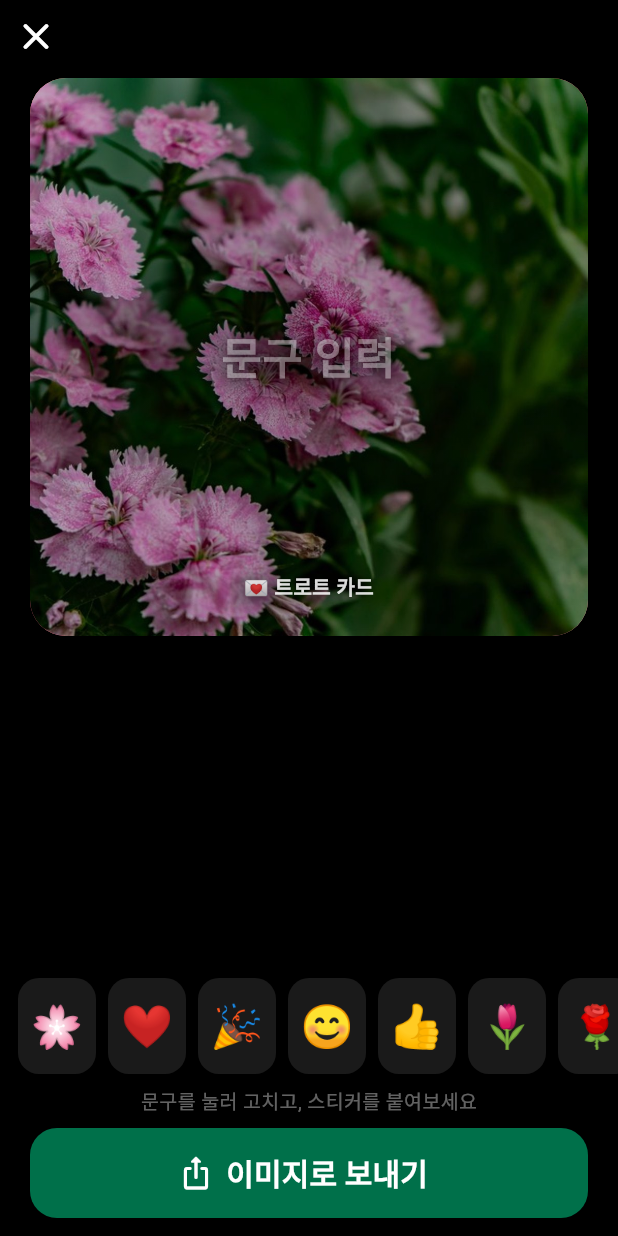
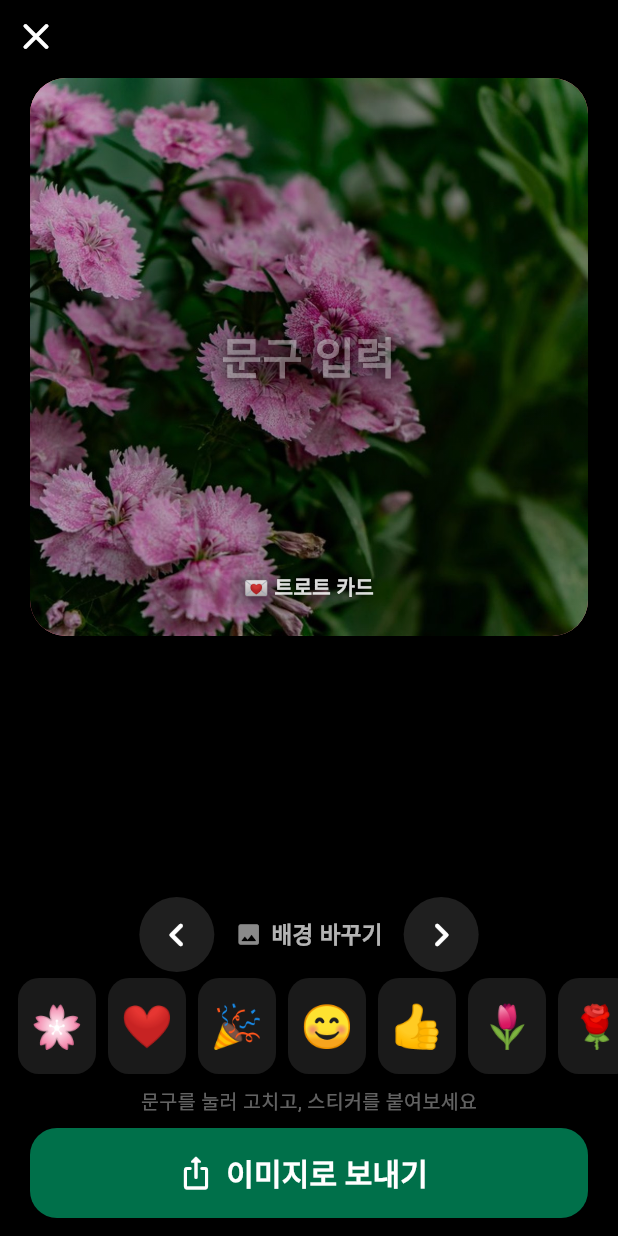
Before and after one commit to leentj-dev/trotcard, a Flutter app: the EditShareScreen screen opened directly with empty values, on a phone screen of 412 x 824 dp. Run offline on Flutter 3.47's test engine with Material 3 defaults, Android fonts, the phone set to English and light mode, and no system bars; our stand-ins replace cached_network_image, firebase_core, firebase_remote_config, google_mobile_ads, package_info_plus, share_plus and 2 more; accounts and stored records are empty; network calls fail.

Commit message:
feat: 공유편집 배경 좌우로 넘겨 조합 + 카드 기본 이모지 제거
- 편집화면에서 ◀▶ 버튼/좌우 스와이프로 배경 사진을 다른 것과 조합
- 카드에 박히던 기본 이모지 표시 제거(원하면 스티커로 직접 추가)

Co-Authored-By: Claude Opus 4.8 (1M context) <noreply@anthropic.com>

```diff
--- a/app/lib/widgets/greeting_card.dart
+++ b/app/lib/widgets/greeting_card.dart
@@ -74,6 +74,10 @@ int bgIndexFor(GreetingCard card) {
       1;
   return _stableHash(card.text) % n + 1;
 }
+
+/// 분위기 풀 크기(1..N). 편집 화면에서 배경을 좌우로 넘겨 고를 때 상한.
+int bgPoolSize(String gradientKey) =>
+    bgCountsNotifier.value[gradientKey] ?? _bundledBgCount[gradientKey] ?? 1;
 
 /// 배경 사진 위젯: 번들 범위면 asset, 넘으면 GitHub raw(디스크 캐시).
 Widget bgImage(String gradientKey, int idx, {BoxFit fit = BoxFit.cover}) {
@@ -163,11 +167,6 @@ class GreetingCardView extends StatelessWidget {
                         child: Column(
                           mainAxisSize: MainAxisSize.min,
                           children: [
-                            if (card.emoji.isNotEmpty)
-                              Text(card.emoji,
-                                  style: const TextStyle(fontSize: 52)),
-                            if (card.emoji.isNotEmpty)
-                              const SizedBox(height: 16),
                             Text(
                               card.text,
                               textAlign: TextAlign.center,
@@ -250,7 +249,7 @@ class EditShareScreen extends StatefulWidget {
 class _EditShareScreenState extends State<EditShareScreen> {
   final _boundaryKey = GlobalKey();
   late final TextEditingController _controller;
-  late final int _bgIdx;
+  late int _bgIdx;
   final List<_Sticker> _stickers = [];
   int? _selected;
   bool _sharing = false;
@@ -270,10 +269,13 @@ class _EditShareScreenState extends State<EditShareScreen> {
     super.initState();
     _controller = TextEditingController(text: widget.card.text);
     _bgIdx = bgIndexFor(widget.card);
-    // 카드 원래 이모지도 스티커로 시작 → 이동·크기·삭제 가능.
-    if (widget.card.emoji.isNotEmpty) {
-      _stickers.add(_Sticker(widget.card.emoji, const Offset(0.5, 0.24), 1.2));
-    }
+  }
+
+  /// 배경 사진을 좌우로 넘겨 다른 사진과 조합. dir: +1 다음 / -1 이전.
+  void _cycleBg(int dir) {
+    final n = bgPoolSize(widget.card.gradient);
+    if (n <= 1) return;
+    setState(() => _bgIdx = ((_bgIdx - 1 + dir) % n + n) % n + 1);
   }
 
   @override
@@ -389,12 +391,17 @@ class _EditShareScreenState extends State<EditShareScreen> {
                                     ),
                                   ),
                                 ),
-                                // 빈 곳 탭 → 선택 해제
+                                // 빈 곳 탭 → 선택 해제 / 좌우로 밀면 배경 교체
                                 Positioned.fill(
                                   child: GestureDetector(
                                     behavior: HitTestBehavior.opaque,
                                     onTap: () =>
                                         setState(() => _selected = null),
+                                    onHorizontalDragEnd: (d) {
+                                      final v = d.primaryVelocity ?? 0;
+                                      if (v.abs() < 100) return;
+                                      _cycleBg(v < 0 ? 1 : -1);
+                                    },
                                   ),
                                 ),
                                 // 문구(제자리 편집) — 카드 가운데
@@ -456,6 +463,27 @@ class _EditShareScreenState extends State<EditShareScreen> {
                     ),
                   ),
                 ),
+              ),
+            ),
+            // ── 배경 사진 넘기기 (좌우로 골라 조합) ──
+            Padding(
+              padding: const EdgeInsets.symmetric(horizontal: 20, vertical: 4),
+              child: Row(
+                mainAxisAlignment: MainAxisAlignment.center,
+                children: [
+                  _bgArrow(Icons.chevron_left_rounded, () => _cycleBg(-1)),
+                  const SizedBox(width: 14),
+                  const Icon(Icons.image_rounded,
+                      color: Colors.white54, size: 18),
+                  const SizedBox(width: 6),
+                  const Text('배경 바꾸기',
+                      style: TextStyle(
+                          color: Colors.white70,
+                          fontSize: 15,
+                          fontWeight: FontWeight.w700)),
+                  const SizedBox(width: 14),
+                  _bgArrow(Icons.chevron_right_rounded, () => _cycleBg(1)),
+                ],
               ),
             ),
             // ── 스티커 팔레트 (기존 문구 자리, 가로 스크롤) ──
@@ -535,6 +563,22 @@ class _EditShareScreenState extends State<EditShareScreen> {
     );
   }
 
+  Widget _bgArrow(IconData icon, VoidCallback onTap) {
+    return InkResponse(
+      onTap: onTap,
+      radius: 30,
+      child: Container(
+        width: 50,
+        height: 50,
+        decoration: BoxDecoration(
+          color: Colors.white.withValues(alpha: 0.12),
+          shape: BoxShape.circle,
+        ),
+        child: Icon(icon, color: Colors.white, size: 32),
+      ),
+    );
+  }
+
   Widget _ctrlBtn(String label, IconData icon, VoidCallback onTap,
       {Color color = const Color(0xFF3A3A3C)}) {
     return Expanded(
```
